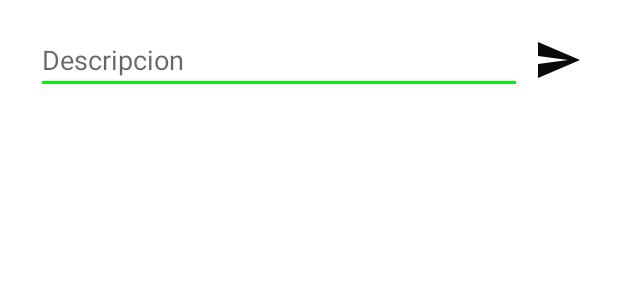
After one commit to KingViruz/To-Do-List, an Android app: the layout bottomsheet_edit_description.xml on its own in the app's theme, with its tools: preview values and no code run, on a phone screen of 412 x 824 dp. The commit adds this screen. Shown: the top 300 px of the screen. Run offline under Robolectric (Android 15) with nearby library versions, the phone set to English and light mode, and no system bars.

Commit message:
buttomsheet, editar descripcion

```diff
--- /dev/null
+++ b/app/src/main/res/drawable/ic_add_task.xml
@@ -0,0 +1,5 @@
+<vector android:height="24dp" android:tint="#EC0000"
+    android:viewportHeight="24" android:viewportWidth="24"
+    android:width="24dp" xmlns:android="http://schemas.android.com/apk/res/android">
+    <path android:fillColor="@android:color/white" android:pathData="M12,2C6.48,2 2,6.48 2,12s4.48,10 10,10 10,-4.48 10,-10S17.52,2 12,2zM17,13h-4v4h-2v-4L7,13v-2h4L11,7h2v4h4v2z"/>
+</vector>
--- /dev/null
+++ b/app/src/main/res/drawable/ic_send.xml
@@ -0,0 +1,5 @@
+<vector android:autoMirrored="true" android:height="24dp"
+    android:tint="#0A0909" android:viewportHeight="24"
+    android:viewportWidth="24" android:width="24dp" xmlns:android="http://schemas.android.com/apk/res/android">
+    <path android:fillColor="@android:color/white" android:pathData="M2.01,21L23,12 2.01,3 2,10l15,2 -15,2z"/>
+</vector>
--- /dev/null
+++ b/app/src/main/res/drawable/rounded_dialog.xml
@@ -0,0 +1,8 @@
+<?xml version="1.0" encoding="utf-8"?>
+<shape xmlns:android="http://schemas.android.com/apk/res/android"
+    android:shape="rectangle">
+    <solid android:color="@android:color/white"/>
+    <corners android:topLeftRadius="16dp"
+        android:topRightRadius="16dp"/>
+
+</shape>
--- /dev/null
+++ b/app/src/main/res/layout/bottomsheet_edit_description.xml
@@ -0,0 +1,31 @@
+<?xml version="1.0" encoding="utf-8"?>
+<LinearLayout
+    xmlns:android="http://schemas.android.com/apk/res/android"
+    android:layout_width="match_parent"
+    android:layout_height="80dp"
+    android:padding="8dp"
+    android:gravity="center_vertical"
+    android:background="@drawable/rounded_dialog"
+    android:orientation="horizontal"
+    android:weightSum="3"
+    android:layout_marginHorizontal="@dimen/margin_sides">
+
+    <EditText
+        android:id="@+id/et_description"
+        android:layout_width="match_parent"
+        android:layout_height="wrap_content"
+        android:focusedByDefault="true"
+        android:layout_weight="1"
+        android:theme="@style/Theme.ListToDo"
+        android:layout_marginRight="8dp"
+        android:hint="Descripcion"/>
+
+    <ImageView
+        android:id="@+id/send_text"
+        android:layout_weight="2"
+        android:layout_width="96dp"
+        android:layout_height="40dp"
+        android:src="@drawable/ic_send"
+        />
+
+</LinearLayout>
--- a/app/src/main/res/values-night/themes.xml
+++ b/app/src/main/res/values-night/themes.xml
@@ -6,8 +6,8 @@
         <item name="colorPrimaryVariant">@color/purple_700</item>
         <item name="colorOnPrimary">@color/black</item>
         <!-- Secondary brand color. -->
-        <item name="colorSecondary">@color/teal_200</item>
-        <item name="colorSecondaryVariant">@color/teal_200</item>
+        <item name="colorSecondary">@color/dark_red</item>
+        <item name="colorSecondaryVariant">@color/red</item>
         <item name="colorOnSecondary">@color/black</item>
         <!-- Status bar color. -->
         <item name="android:statusBarColor" tools:targetApi="l">?attr/colorPrimaryVariant</item>
--- a/app/src/main/res/values/colors.xml
+++ b/app/src/main/res/values/colors.xml
@@ -9,4 +9,6 @@
     <color name="white">#FFFFFFFF</color>
     <color name="grisOscuro">#5F5656</color>
     <color name="grisClaro">#B8B2B1</color>
+    <color name="red">#EF2E0E</color>
+    <color name="dark_red">#CC1F03</color>
 </resources>
--- a/app/src/main/res/values/themes.xml
+++ b/app/src/main/res/values/themes.xml
@@ -2,12 +2,12 @@
     <!-- Base application theme. -->
     <style name="Theme.ListToDo" parent="Theme.MaterialComponents.DayNight.DarkActionBar">
         <!-- Primary brand color. -->
-        <item name="colorPrimary">@color/purple_500</item>
-        <item name="colorPrimaryVariant">@color/purple_700</item>
+        <item name="colorPrimary">@color/red</item>
+        <item name="colorPrimaryVariant">@color/dark_red</item>
         <item name="colorOnPrimary">@color/white</item>
         <!-- Secondary brand color. -->
-        <item name="colorSecondary">@color/teal_200</item>
-        <item name="colorSecondaryVariant">@color/teal_700</item>
+        <item name="colorSecondary">#0DEC11</item>
+        <item name="colorSecondaryVariant">@color/red</item>
         <item name="colorOnSecondary">@color/black</item>
         <!-- Status bar color. -->
         <item name="android:statusBarColor" tools:targetApi="l">?attr/colorPrimaryVariant</item>
--- a/build.gradle
+++ b/build.gradle
@@ -1,6 +1,6 @@
 // Top-level build file where you can add configuration options common to all sub-projects/modules.
 buildscript {
-    ext.kotlin_version = "1.3.72"
+    ext.kotlin_version = "1.4.32"
     repositories {
         google()
         jcenter()
```
Also changed, not shown: app/src/main/java/com/albertoapps/listtodo/Src/Adapters/Adapter_ListToDo.kt (+25 -2 lines), app/src/main/java/com/albertoapps/listtodo/Src/Components/BottomSheetEditDescription.kt (added, +58 -0 lines), app/src/main/java/com/albertoapps/listtodo/Src/Main/MainActivity.kt (+43 -4 lines), app/src/main/java/com/albertoapps/listtodo/Src/Main/ViewModelMainActivity.kt (+11 -1 lines), app/src/main/res/drawable/ic_buscar.xml (added, +18 -0 lines), app/src/main/res/drawable/ic_filter.xml (added, +11 -0 lines), app/src/main/res/drawable/rounded_search_view.xml (added, +13 -0 lines), app/src/main/res/layout/activity_list_to_do.xml (+24 -9 lines), app/src/main/res/layout/search_view.xml (added, +15 -0 lines), app/src/main/res/layout/title.xml (+25 -8 lines), app/src/main/res/values/styles.xml (+36 -1 lines).
